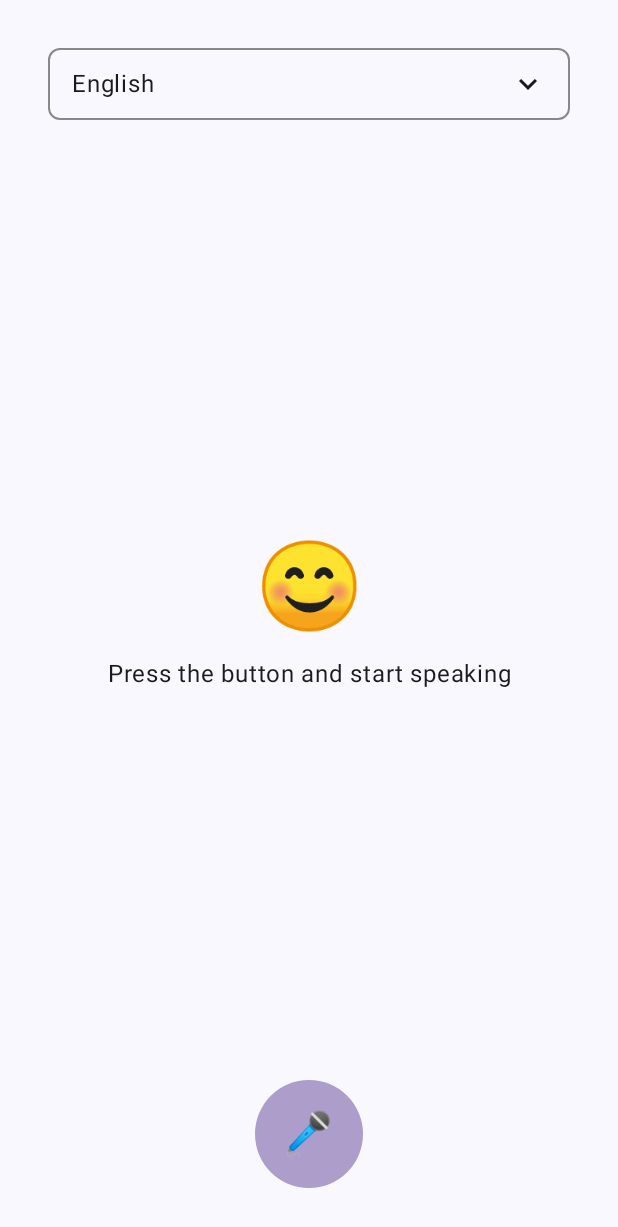
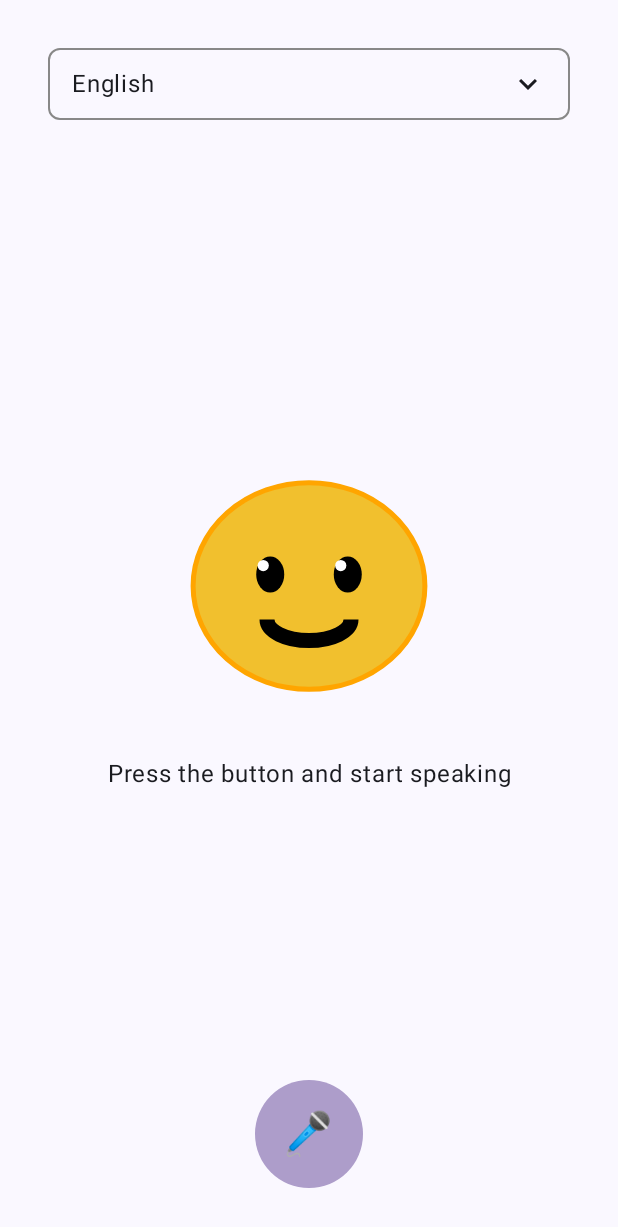
Before and after one commit to TempOrganizationSkoolr/skoolr-ai-tutor-android, an Android app built with Jetpack Compose: the screen it shows after launch (MainActivity), on a phone screen of 412 x 824 dp. Shown: the top 1227 px of the screen. Run offline under Robolectric (Android 15) with nearby library versions, the phone set to English and light mode, and no system bars.

Commit message:
added talking emoji

```diff
--- a/app/src/main/java/com/skoolroom/skoolr/ai/tutor/presentation/AiTutorViewModel.kt
+++ b/app/src/main/java/com/skoolroom/skoolr/ai/tutor/presentation/AiTutorViewModel.kt
@@ -16,6 +16,14 @@ class AiTutorViewModel(
 ) : BaseViewModel<AiTutorContract.Event, AiTutorContract.State, AiTutorContract.Effect>(
     AiTutorContract.State()
 ) {
+
+    init {
+        viewModelScope.launch {
+            ttsManager.isSpeaking.collect { isSpeaking ->
+                updateState { copy(isSpeaking = isSpeaking) }
+            }
+        }
+    }
 
     override fun handleEvent(event: AiTutorContract.Event) {
         when (event) {
--- a/app/src/main/java/com/skoolroom/skoolr/ai/tutor/presentation/ui/SpeechRecognitionScreen.kt
+++ b/app/src/main/java/com/skoolroom/skoolr/ai/tutor/presentation/ui/SpeechRecognitionScreen.kt
@@ -51,6 +51,7 @@ import androidx.compose.ui.unit.sp
 import com.skoolroom.skoolr.ai.tutor.domain.model.SupportedLanguage
 import com.skoolroom.skoolr.ai.tutor.presentation.AiTutorContract
 import com.skoolroom.skoolr.ai.tutor.presentation.AiTutorViewModel
+import kotlinx.coroutines.delay
 import org.koin.androidx.compose.koinViewModel
 
 @Composable
@@ -148,10 +149,7 @@ fun SpeechRecognitionScreen() {
                 verticalArrangement = Arrangement.Center,
                 horizontalAlignment = Alignment.CenterHorizontally
             ) {
-                Text(
-                    text = "😊",
-                    style = MaterialTheme.typography.displayLarge
-                )
+                TalkingEmojiFace(isTalking = state.isSpeaking)
                 Spacer(modifier = Modifier.height(16.dp))
                 Text(
                     text = state.recognizedText,
--- /dev/null
+++ b/app/src/main/java/com/skoolroom/skoolr/ai/tutor/presentation/ui/emoji.kt
@@ -0,0 +1,187 @@
+package com.skoolroom.skoolr.ai.tutor.presentation.ui
+
+import androidx.compose.foundation.Canvas
+import androidx.compose.foundation.layout.padding
+import androidx.compose.foundation.layout.size
+import androidx.compose.runtime.Composable
+import androidx.compose.runtime.LaunchedEffect
+import androidx.compose.runtime.getValue
+import androidx.compose.runtime.mutableStateOf
+import androidx.compose.runtime.remember
+import androidx.compose.runtime.setValue
+import androidx.compose.ui.Modifier
+import androidx.compose.ui.geometry.Offset
+import androidx.compose.ui.geometry.Rect
+import androidx.compose.ui.geometry.Size
+import androidx.compose.ui.graphics.Color
+import androidx.compose.ui.graphics.Path
+import androidx.compose.ui.graphics.drawscope.Stroke
+import androidx.compose.ui.unit.dp
+import kotlinx.coroutines.delay
+
+@Composable
+fun TalkingEmojiFace(isTalking: Boolean) {
+
+    var mouthFrame by remember { mutableStateOf(0) }
+    val mouthSequence = listOf(0, 1, 2, 1)
+
+    LaunchedEffect(isTalking) {
+        if (isTalking) {
+            while (true) {
+                delay(150)
+                mouthFrame = (mouthFrame + 1) % mouthSequence.size
+            }
+        } else {
+            mouthFrame = 0
+        }
+    }
+
+    Canvas(modifier = Modifier
+        .size(200.dp)
+        .padding(16.dp)) {
+
+        val canvasWidth = size.width
+        val canvasHeight = size.height
+
+        // Face outline and fill
+        drawOval(
+            color = Color(0xFFFFA500),
+            topLeft = Offset(
+                x = (canvasWidth - size.width * 0.9f) / 2f,
+                y = (canvasHeight - size.height * 0.8f) / 2f
+            ),
+            size = Size(
+                width = size.width * 0.9f,
+                height = size.height * 0.8f
+            ),
+            style = Stroke(width = 10f)
+        )
+
+        drawOval(
+            color = Color(0xFFF1C02E),
+            topLeft = Offset(
+                x = (canvasWidth - size.width * 0.9f) / 2f,
+                y = (canvasHeight - size.height * 0.8f) / 2f
+            ),
+            size = Size(
+                width = size.width * 0.9f,
+                height = size.height * 0.8f
+            )
+        )
+
+        // Eyes
+        val eyeWidth = size.minDimension / 9
+        val eyeHeight = size.minDimension / 7
+        val eyeOffsetX = size.width / 6.5f
+        val eyeOffsetY = size.height / 2.2f
+
+        drawOval(
+            color = Color.Black,
+            topLeft = Offset(
+                x = canvasWidth / 2f - eyeOffsetX - eyeWidth / 2,
+                y = eyeOffsetY - eyeHeight / 2
+            ),
+            size = Size(eyeWidth, eyeHeight)
+        )
+
+        drawOval(
+            color = Color.Black,
+            topLeft = Offset(
+                x = canvasWidth / 2f + eyeOffsetX - eyeWidth / 2,
+                y = eyeOffsetY - eyeHeight / 2
+            ),
+            size = Size(eyeWidth, eyeHeight)
+        )
+
+        val reflectionRadius = eyeWidth / 5
+
+        drawCircle(
+            color = Color.White,
+            radius = reflectionRadius,
+            center = Offset(
+                x = canvasWidth / 2f - eyeOffsetX - eyeWidth / 4,
+                y = eyeOffsetY - eyeHeight / 4
+            )
+        )
+
+        drawCircle(
+            color = Color.White,
+            radius = reflectionRadius,
+            center = Offset(
+                x = canvasWidth / 2f + eyeOffsetX - eyeWidth / 4,
+                y = eyeOffsetY - eyeHeight / 4
+            )
+        )
+
+        val frame = if (!isTalking) 3 else mouthSequence[mouthFrame]
+
+        val mouthWidth = when (frame) {
+            0 -> size.width / 3f
+            1 -> size.width / 2.7f
+            2 -> size.width / 2.5f
+            3 -> size.width / 2.2f
+            else -> size.width / 2.7f
+        }
+
+        val mouthHeight = when (frame) {
+            0 -> size.height / 2.5f
+            1 -> size.height / 3.2f
+            2 -> size.height / 3.5f
+            3 -> size.height / 3.5f
+            else -> size.height / 3.2f
+        }
+
+        val mouthTop = when (frame) {
+            0 -> canvasHeight * 0.82f
+            1 -> canvasHeight * 0.80f
+            2 -> canvasHeight * 0.78f
+            3 -> canvasHeight * 0.76f
+            else -> canvasHeight * 0.80f
+        }
+
+        val mouthLeft = (canvasWidth - mouthWidth) / 2f
+
+        if(isTalking){
+            val mouthPath = Path().apply {
+                moveTo(mouthLeft, mouthTop - mouthHeight / 2)
+
+                arcTo(
+                    rect = Rect(
+                        offset = Offset(mouthLeft, mouthTop - mouthHeight),
+                        size = Size(mouthWidth, mouthHeight)
+                    ),
+                    startAngleDegrees = 0f,
+                    sweepAngleDegrees = 180f,
+                    forceMoveTo = false
+                )
+
+                lineTo(mouthLeft + mouthWidth, mouthTop - mouthHeight / 2)
+
+                close()
+            }
+
+            drawPath(
+                path = mouthPath,
+                color = Color.Black
+            )
+        } else {
+            val staticMouthWidth = size.width / 3f
+            val staticMouthHeight = size.height / 6f
+            val staticMouthTop = canvasHeight * 0.55f
+            val staticMouthLeft = (canvasWidth - staticMouthWidth) / 2f
+
+            drawArc(
+                color = Color.Black,
+                startAngle = 0f,
+                sweepAngle = 180f,
+                useCenter = false,
+                topLeft = Offset(
+                    staticMouthLeft,
+                    staticMouthTop
+                ),
+                size = Size(staticMouthWidth, staticMouthHeight),
+                style = Stroke(width = 15f)
+            )
+        }
+    }
+}
```
